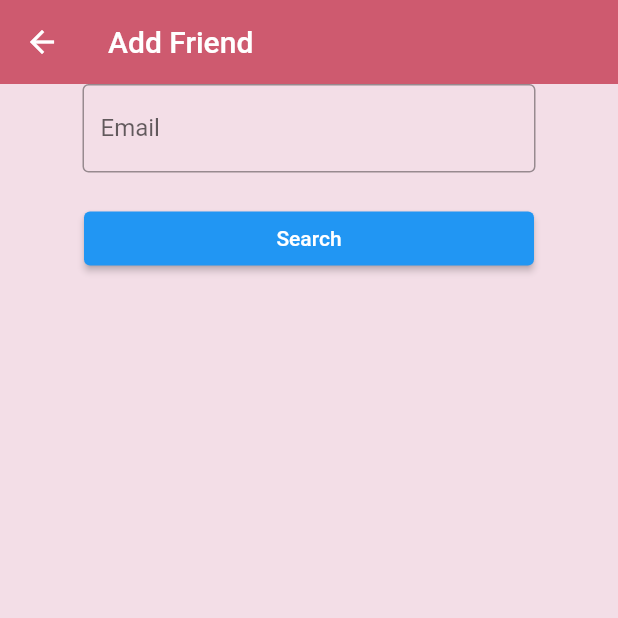
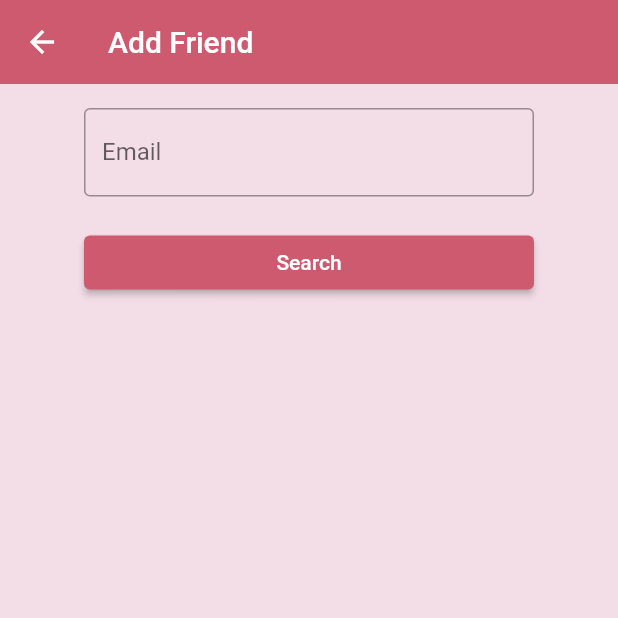
Before and after one commit to prachi-28/SplitSmart, a Flutter app: the AddFriends screen opened directly, on a phone screen of 412 x 824 dp, the top half of it. Run offline on Flutter 3.47's test engine with Material 2 defaults, Android fonts, the phone set to English and light mode, and no system bars; our stand-ins replace cloud_firestore, firebase_auth, firebase_core, google_sign_in, hexcolor, percent_indicator; accounts and stored records are empty.

```diff
--- a/split_smart/lib/friends/add_friend.dart
+++ b/split_smart/lib/friends/add_friend.dart
@@ -24,9 +24,12 @@ class _AddFriendsState extends State<AddFriends> {
       ),
       body: Container(
       padding: EdgeInsets.symmetric(vertical: 0, horizontal: 40),
-      child: Column(children: [
+      child: Column(
+        mainAxisAlignment: MainAxisAlignment.start,
+        crossAxisAlignment: CrossAxisAlignment.center,
+        children: <Widget>[
         Padding(
-          padding: const EdgeInsets.symmetric(horizontal: 15),
+          padding: EdgeInsets.only(top: 16, left: 16, right: 16),
           child: TextFormField(
             decoration: InputDecoration(
               border: OutlineInputBorder(),
--- a/split_smart/lib/main.dart
+++ b/split_smart/lib/main.dart
@@ -55,6 +55,12 @@ class MyApp extends StatelessWidget {
             backgroundColor: HexColor(_contrastColour),
             foregroundColor: HexColor(_lightColour),
           ),
+          elevatedButtonTheme: ElevatedButtonThemeData(
+            style: ElevatedButton.styleFrom(
+              primary: HexColor(_darkColour),
+              onPrimary: HexColor(_lightColour),
+            ),
+          ),
         ),
         home: Wrapper(),
       ),
```
